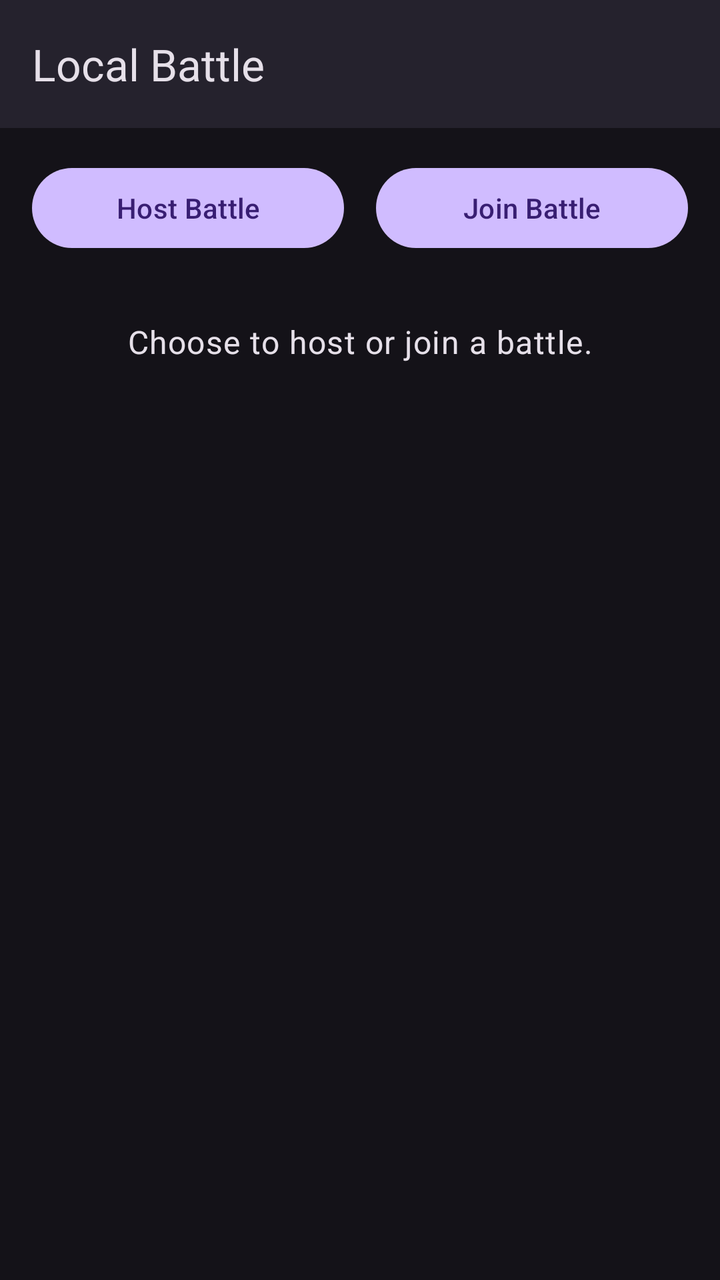
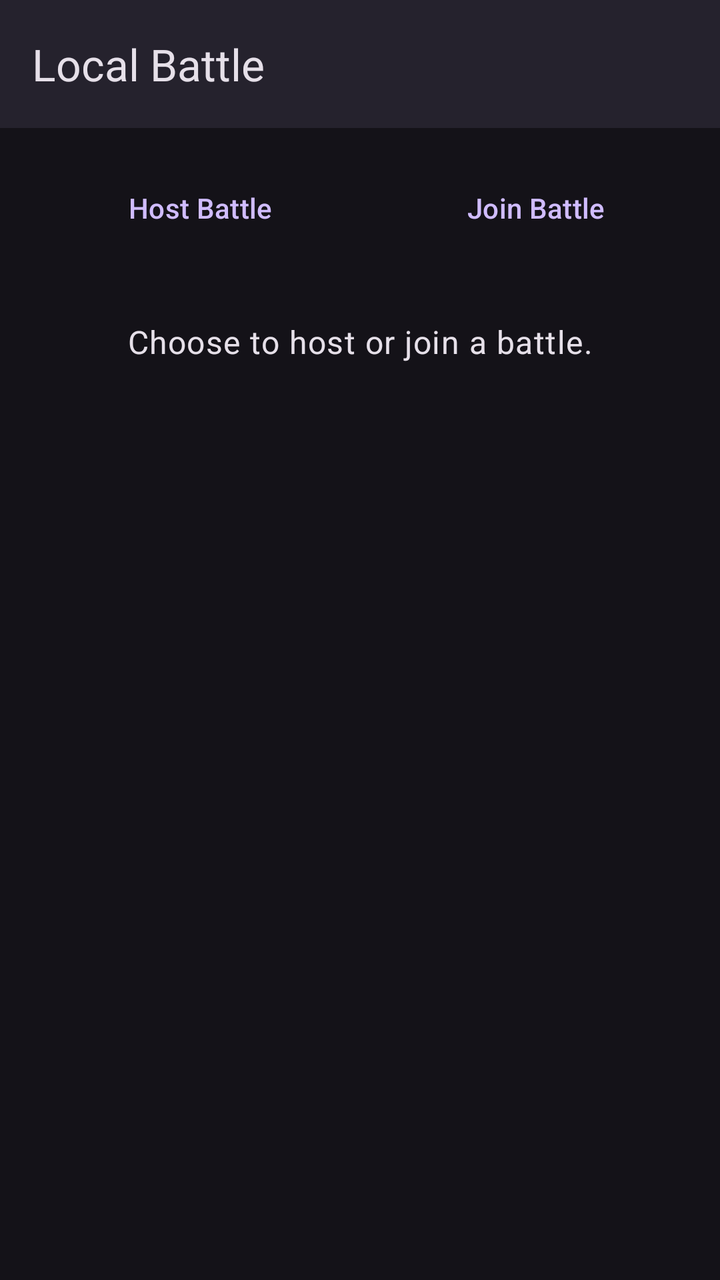

Before-and-after screenshots of an Android layout around one commit, followed by the original layout XML and the change that was made.
<!-- AndroidManifest.xml: application theme Theme.NewRFIDReader -->
<!-- res/layout/activity_p2p_battle.xml -->
<?xml version="1.0" encoding="utf-8"?>
<androidx.constraintlayout.widget.ConstraintLayout xmlns:android="http://schemas.android.com/apk/res/android"
    xmlns:app="http://schemas.android.com/apk/res-auto"
    xmlns:tools="http://schemas.android.com/tools"
    android:id="@+id/p2p_battle_root_layout"
    android:layout_width="match_parent"
    android:layout_height="match_parent"
    tools:context=".P2pBattleActivity">

    <com.google.android.material.appbar.MaterialToolbar
        android:id="@+id/p2p_toolbar"
        android:layout_width="0dp"
        android:layout_height="?attr/actionBarSize"
        android:background="?attr/colorSurface"
        android:elevation="4dp"
        app:layout_constraintEnd_toEndOf="parent"
        app:layout_constraintStart_toStartOf="parent"
        app:layout_constraintTop_toTopOf="parent"
        app:title="@string/title_activity_p2p_battle" />

    <LinearLayout
        android:id="@+id/button_container"
        android:layout_width="0dp"
        android:layout_height="wrap_content"
        android:orientation="horizontal"
        android:padding="16dp"
        app:layout_constraintTop_toBottomOf="@id/p2p_toolbar"
        app:layout_constraintStart_toStartOf="parent"
        app:layout_constraintEnd_toEndOf="parent">

        <Button
            android:id="@+id/host_button"
            android:layout_width="0dp"
            android:layout_height="wrap_content"
            android:layout_marginEnd="8dp"
            android:layout_weight="1"
            android:text="@string/button_host_battle" />

        <Button
            android:id="@+id/join_button"
            android:layout_width="0dp"
            android:layout_height="wrap_content"
            android:layout_marginStart="8dp"
            android:layout_weight="1"
            android:text="@string/button_join_battle" />
    </LinearLayout>

    <TextView
        android:id="@+id/status_text"
        android:layout_width="0dp"
        android:layout_height="wrap_content"
        android:layout_margin="16dp"
        android:gravity="center"
        android:text="@string/p2p_status_idle"
        android:textAppearance="?attr/textAppearanceBody1"
        app:layout_constraintTop_toBottomOf="@id/button_container"
        app:layout_constraintStart_toStartOf="parent"
        app:layout_constraintEnd_toEndOf="parent" />

    <androidx.recyclerview.widget.RecyclerView
        android:id="@+id/peers_recycler_view"
        android:layout_width="0dp"
        android:layout_height="0dp"
        android:layout_marginTop="8dp"
        app:layoutManager="androidx.recyclerview.widget.LinearLayoutManager"
        app:layout_constraintTop_toBottomOf="@id/status_text"
        app:layout_constraintBottom_toBottomOf="parent"
        app:layout_constraintStart_toStartOf="parent"
        app:layout_constraintEnd_toEndOf="parent"
        tools:listitem="@layout/list_item_peer" />

</androidx.constraintlayout.widget.ConstraintLayout>
<!-- res/layout/list_item_peer.xml (included above) -->
<?xml version="1.0" encoding="utf-8"?>
<TextView xmlns:android="http://schemas.android.com/apk/res/android"
    android:id="@+id/peer_name_text"
    android:layout_width="match_parent"
    android:layout_height="wrap_content"
    android:padding="16dp"
    android:background="?attr/selectableItemBackground"
    android:clickable="true"
    android:focusable="true"
    android:textAppearance="?attr/textAppearanceListItem" />
<!-- resources referenced by this layout -->
<resources>
  <string name="button_host_battle">Host Battle</string>
  <string name="button_join_battle">Join Battle</string>
  <string name="p2p_status_idle">Choose to host or join a battle.</string>
  <string name="title_activity_p2p_battle">Local Battle</string>
  <style name="Theme.NewRFIDReader" parent="Base.Theme.NewRFIDReader" />
  <style name="Base.Theme.NewRFIDReader" parent="Theme.Material3.Dark.NoActionBar">
      <item name="android:statusBarColor">@android:color/transparent</item>
      <item name="android:navigationBarColor">@android:color/transparent</item>
  </style>
</resources>

<!-- the commit's change to res/layout/activity_p2p_battle.xml (unified diff, before → after) -->
@@ -20,6 +20,7 @@
 
     <LinearLayout
         android:id="@+id/button_container"
+        style="?android:attr/buttonBarStyle"
         android:layout_width="0dp"
         android:layout_height="wrap_content"
         android:orientation="horizontal"
@@ -30,6 +31,7 @@
 
         <Button
             android:id="@+id/host_button"
+            style="?android:attr/buttonBarButtonStyle"
             android:layout_width="0dp"
             android:layout_height="wrap_content"
             android:layout_marginEnd="8dp"
@@ -38,6 +40,7 @@
 
         <Button
             android:id="@+id/join_button"
+            style="?android:attr/buttonBarButtonStyle"
             android:layout_width="0dp"
             android:layout_height="wrap_content"
             android:layout_marginStart="8dp"
